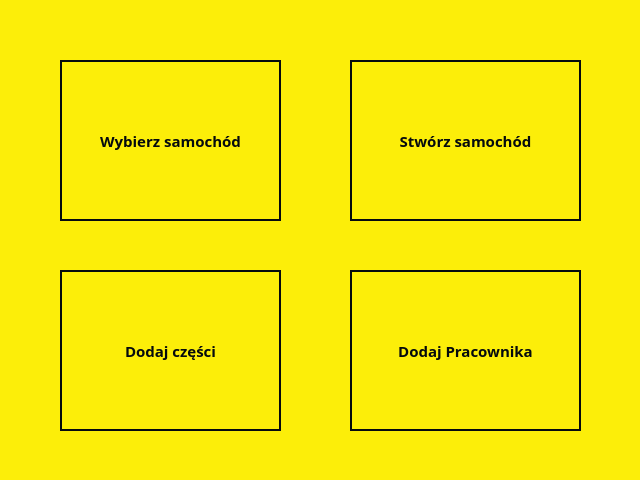
MystryDawid/Cars, file mainwindow.ui: the form before one commit.
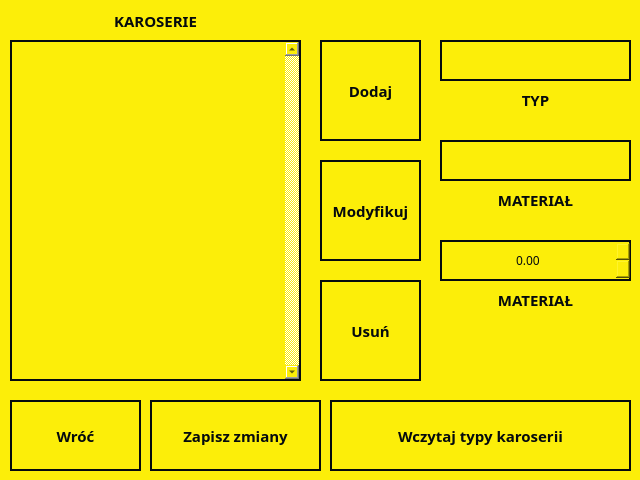
The form after the commit. The open tabs and pages were chosen to show the change.

Commit message: karoserie, dodwanie, modyfikowanie, usuwanie, zapisywannie, wczytywanie, UI

```diff
--- a/mainwindow.ui
+++ b/mainwindow.ui
@@ -72,7 +72,7 @@
 font-size:15px;;
 }
 
-QSpinBox{
+QSpinBox, QDoubleSpinBox{
  border: 2px solid #050a0e;
 }
 QLabel{
@@ -438,6 +438,230 @@
       </property>
      </widget>
     </widget>
+    <widget class="QWidget" name="typy_karoserii">
+     <widget class="QPushButton" name="wroc_5">
+      <property name="geometry">
+       <rect>
+        <x>10</x>
+        <y>400</y>
+        <width>131</width>
+        <height>71</height>
+       </rect>
+      </property>
+      <property name="text">
+       <string>Wróć</string>
+      </property>
+     </widget>
+     <widget class="QPushButton" name="dodajTypKaroserii">
+      <property name="geometry">
+       <rect>
+        <x>320</x>
+        <y>40</y>
+        <width>101</width>
+        <height>101</height>
+       </rect>
+      </property>
+      <property name="text">
+       <string>Dodaj</string>
+      </property>
+     </widget>
+     <widget class="QPushButton" name="modyfikujTypKaroserii">
+      <property name="geometry">
+       <rect>
+        <x>320</x>
+        <y>160</y>
+        <width>101</width>
+        <height>101</height>
+       </rect>
+      </property>
+      <property name="text">
+       <string>Modyfikuj</string>
+      </property>
+     </widget>
+     <widget class="QPushButton" name="usunTypKaroserii">
+      <property name="geometry">
+       <rect>
+        <x>320</x>
+        <y>280</y>
+        <width>101</width>
+        <height>101</height>
+       </rect>
+      </property>
+      <property name="text">
+       <string>Usuń</string>
+      </property>
+     </widget>
+     <widget class="QLabel" name="label_5">
+      <property name="geometry">
+       <rect>
+        <x>10</x>
+        <y>10</y>
+        <width>291</width>
+        <height>21</height>
+       </rect>
+      </property>
+      <property name="text">
+       <string>KAROSERIE</string>
+      </property>
+      <property name="alignment">
+       <set>Qt::AlignCenter</set>
+      </property>
+     </widget>
+     <widget class="QListWidget" name="listaTypyKaroserii">
+      <property name="geometry">
+       <rect>
+        <x>10</x>
+        <y>40</y>
+        <width>291</width>
+        <height>341</height>
+       </rect>
+      </property>
+      <property name="styleSheet">
+       <string notr="true">scrollArea{
+color:red;
+}</string>
+      </property>
+      <property name="verticalScrollBarPolicy">
+       <enum>Qt::ScrollBarAlwaysOn</enum>
+      </property>
+      <property name="uniformItemSizes">
+       <bool>false</bool>
+      </property>
+      <property name="wordWrap">
+       <bool>false</bool>
+      </property>
+     </widget>
+     <widget class="QPushButton" name="wczytajTypyKaroserii">
+      <property name="geometry">
+       <rect>
+        <x>330</x>
+        <y>400</y>
+        <width>301</width>
+        <height>71</height>
+       </rect>
+      </property>
+      <property name="text">
+       <string>Wczytaj typy karoserii</string>
+      </property>
+     </widget>
+     <widget class="QPushButton" name="zapiszZamianyKaroserii">
+      <property name="geometry">
+       <rect>
+        <x>150</x>
+        <y>400</y>
+        <width>171</width>
+        <height>71</height>
+       </rect>
+      </property>
+      <property name="text">
+       <string>Zapisz zmiany</string>
+      </property>
+     </widget>
+     <widget class="QLineEdit" name="typTypKaroserii">
+      <property name="geometry">
+       <rect>
+        <x>440</x>
+        <y>40</y>
+        <width>191</width>
+        <height>41</height>
+       </rect>
+      </property>
+      <property name="text">
+       <string/>
+      </property>
+     </widget>
+     <widget class="QLabel" name="label_7">
+      <property name="geometry">
+       <rect>
+        <x>440</x>
+        <y>80</y>
+        <width>191</width>
+        <height>40</height>
+       </rect>
+      </property>
+      <property name="text">
+       <string>TYP</string>
+      </property>
+      <property name="alignment">
+       <set>Qt::AlignCenter</set>
+      </property>
+     </widget>
+     <widget class="QLineEdit" name="material">
+      <property name="geometry">
+       <rect>
+        <x>440</x>
+        <y>140</y>
+        <width>191</width>
+        <height>41</height>
+       </rect>
+      </property>
+      <property name="text">
+       <string/>
+      </property>
+     </widget>
+     <widget class="QLabel" name="label_8">
+      <property name="geometry">
+       <rect>
+        <x>440</x>
+        <y>180</y>
+        <width>191</width>
+        <height>40</height>
+       </rect>
+      </property>
+      <property name="text">
+       <string>MATERIAŁ</string>
+      </property>
+      <property name="alignment">
+       <set>Qt::AlignCenter</set>
+      </property>
+     </widget>
+     <widget class="QDoubleSpinBox" name="masa">
+      <property name="geometry">
+       <rect>
+        <x>440</x>
+        <y>240</y>
+        <width>191</width>
+        <height>41</height>
+       </rect>
+      </property>
+      <property name="alignment">
+       <set>Qt::AlignCenter</set>
+      </property>
+      <property name="maximum">
+       <double>9999.000000000000000</double>
+      </property>
+     </widget>
+     <widget class="QLabel" name="label_9">
+      <property name="geometry">
+       <rect>
+        <x>440</x>
+        <y>280</y>
+        <width>191</width>
+        <height>40</height>
+       </rect>
+      </property>
+      <property name="text">
+       <string>MATERIAŁ</string>
+      </property>
+      <property name="alignment">
+       <set>Qt::AlignCenter</set>
+      </property>
+     </widget>
+     <zorder>wroc_5</zorder>
+     <zorder>dodajTypKaroserii</zorder>
+     <zorder>modyfikujTypKaroserii</zorder>
+     <zorder>usunTypKaroserii</zorder>
+     <zorder>label_5</zorder>
+     <zorder>listaTypyKaroserii</zorder>
+     <zorder>wczytajTypyKaroserii</zorder>
+     <zorder>zapiszZamianyKaroserii</zorder>
+     <zorder>label_7</zorder>
+     <zorder>typTypKaroserii</zorder>
+     <zorder>label_8</zorder>
+     <zorder>material</zorder>
+     <zorder>label_9</zorder>
+     <zorder>masa</zorder>
+    </widget>
    </widget>
   </widget>
  </widget>
```
Left out of the diff: 21 changed lines with no effect on the pictures. The commit also changes 8 other files.
